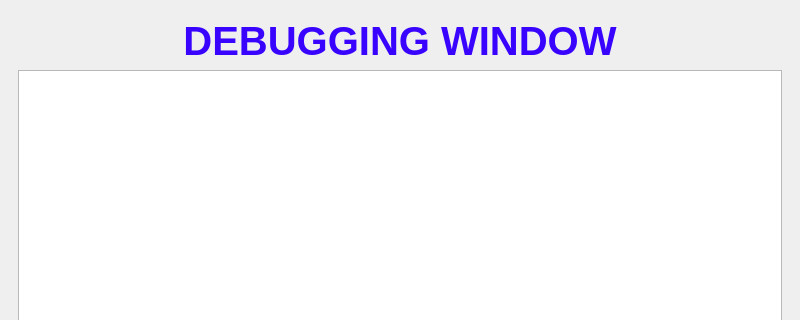
Qt form core/debug_window.ui (JosephLattisaw/shadow) before a commit; both pictures show x 0 to 800 and y 0 to 320 of the 800 by 600 pixel window.
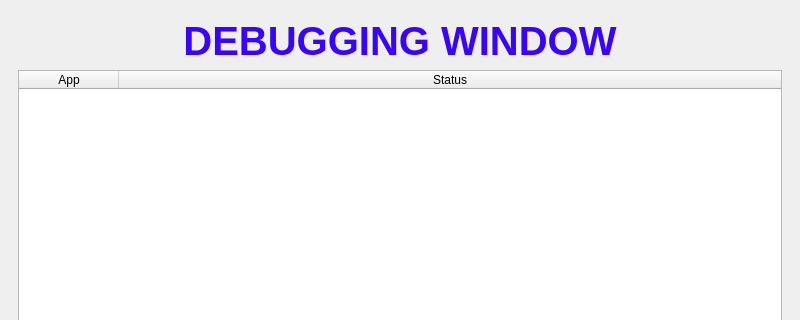
The same form after that commit.

Commit message: added app/status as column headers and made last section of table widget stretch

```diff
--- a/core/debug_window.ui
+++ b/core/debug_window.ui
@@ -73,7 +73,24 @@
         </widget>
        </item>
        <item>
-        <widget class="QTableWidget" name="tableWidget"/>
+        <widget class="QTableWidget" name="tableWidget">
+         <attribute name="horizontalHeaderStretchLastSection">
+          <bool>true</bool>
+         </attribute>
+         <attribute name="verticalHeaderStretchLastSection">
+          <bool>false</bool>
+         </attribute>
+         <column>
+          <property name="text">
+           <string>App</string>
+          </property>
+         </column>
+         <column>
+          <property name="text">
+           <string>Status</string>
+          </property>
+         </column>
+        </widget>
        </item>
       </layout>
      </widget>
```
